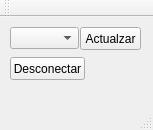
Above: mainwindow.ui from javosmar/multiserie before the change. Below: the same form after it.
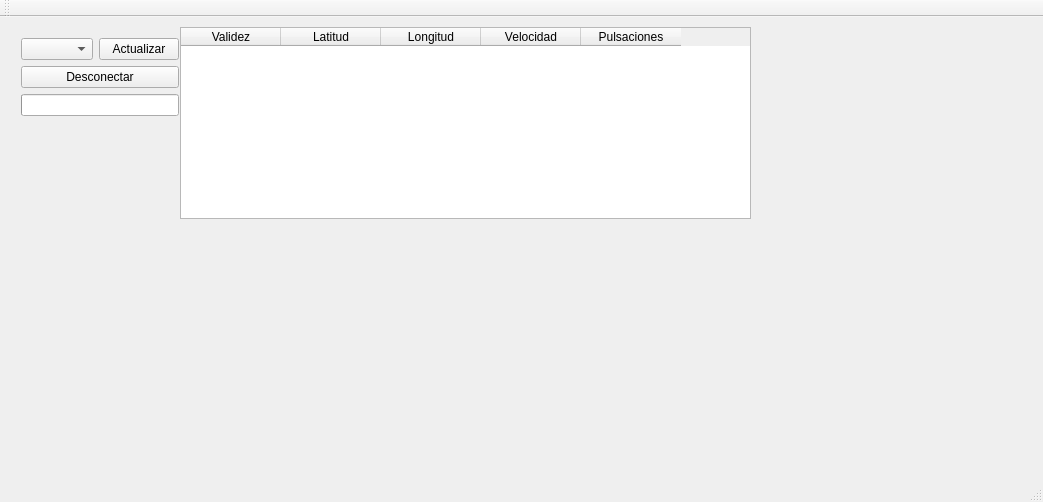
That is the form after the change.

Commit message: datos añadidos a base de datos, mostrados en tabla, latitud y longitud ajustados a formato decimal

Diff of the .ui file:
```diff
--- a/mainwindow.ui
+++ b/mainwindow.ui
@@ -6,49 +6,127 @@
    <rect>
     <x>0</x>
     <y>0</y>
-    <width>153</width>
-    <height>130</height>
+    <width>1043</width>
+    <height>502</height>
    </rect>
   </property>
   <property name="windowTitle">
    <string>MainWindow</string>
   </property>
   <widget class="QWidget" name="centralWidget">
-   <widget class="QComboBox" name="serie_combo">
+   <widget class="QTableWidget" name="tableWidgetdato">
     <property name="geometry">
      <rect>
-      <x>10</x>
+      <x>180</x>
       <y>10</y>
-      <width>69</width>
-      <height>22</height>
+      <width>571</width>
+      <height>192</height>
      </rect>
     </property>
-   </widget>
-   <widget class="QPushButton" name="serie_actualizar">
-    <property name="geometry">
-     <rect>
-      <x>80</x>
-      <y>10</y>
-      <width>61</width>
-      <height>23</height>
-     </rect>
+    <property name="autoScroll">
+     <bool>false</bool>
     </property>
-    <property name="text">
-     <string>Actualzar</string>
+    <property name="editTriggers">
+     <set>QAbstractItemView::NoEditTriggers</set>
     </property>
+    <property name="alternatingRowColors">
+     <bool>true</bool>
+    </property>
+    <property name="selectionBehavior">
+     <enum>QAbstractItemView::SelectRows</enum>
+    </property>
+    <property name="textElideMode">
+     <enum>Qt::ElideMiddle</enum>
+    </property>
+    <property name="verticalScrollMode">
+     <enum>QAbstractItemView::ScrollPerItem</enum>
+    </property>
+    <column>
+     <property name="text">
+      <string>Validez</string>
+     </property>
+     <property name="textAlignment">
+      <set>AlignCenter</set>
+     </property>
+    </column>
+    <column>
+     <property name="text">
+      <string>Latitud</string>
+     </property>
+     <property name="textAlignment">
+      <set>AlignCenter</set>
+     </property>
+    </column>
+    <column>
+     <property name="text">
+      <string>Longitud</string>
+     </property>
+     <property name="textAlignment">
+      <set>AlignCenter</set>
+     </property>
+    </column>
+    <column>
+     <property name="text">
+      <string>Velocidad</string>
+     </property>
+     <property name="textAlignment">
+      <set>AlignCenter</set>
+     </property>
+    </column>
+    <column>
+     <property name="text">
+      <string>Pulsaciones</string>
+     </property>
+     <property name="textAlignment">
+      <set>AlignCenter</set>
+     </property>
+    </column>
    </widget>
-   <widget class="QPushButton" name="serie_desconectar">
+   <widget class="QWidget" name="layoutWidget">
     <property name="geometry">
      <rect>
       <x>10</x>
-      <y>40</y>
-      <width>75</width>
-      <height>23</height>
+      <y>10</y>
+      <width>162</width>
+      <height>80</height>
      </rect>
     </property>
-    <property name="text">
-     <string>Desconectar</string>
-    </property>
+    <layout class="QVBoxLayout" name="verticalLayout">
+     <property name="sizeConstraint">
+      <enum>QLayout::SetFixedSize</enum>
+     </property>
+     <item>
+      <layout class="QHBoxLayout" name="horizontalLayout">
+       <item>
+        <widget class="QComboBox" name="serie_combo"/>
+       </item>
+       <item>
+        <widget class="QPushButton" name="serie_actualizar">
+         <property name="text">
+          <string>Actualizar</string>
+         </property>
+        </widget>
+       </item>
+      </layout>
+     </item>
+     <item>
+      <widget class="QPushButton" name="serie_desconectar">
+       <property name="text">
+        <string>Desconectar</string>
+       </property>
+      </widget>
+     </item>
+     <item>
+      <widget class="QProgressBar" name="progressBarserie">
+       <property name="value">
+        <number>0</number>
+       </property>
+       <property name="textVisible">
+        <bool>false</bool>
+       </property>
+      </widget>
+     </item>
+    </layout>
    </widget>
   </widget>
   <widget class="QMenuBar" name="menuBar">
```
Left out of the diff: 4 changed lines with no effect on the pictures. The commit also changes 1 other file.
